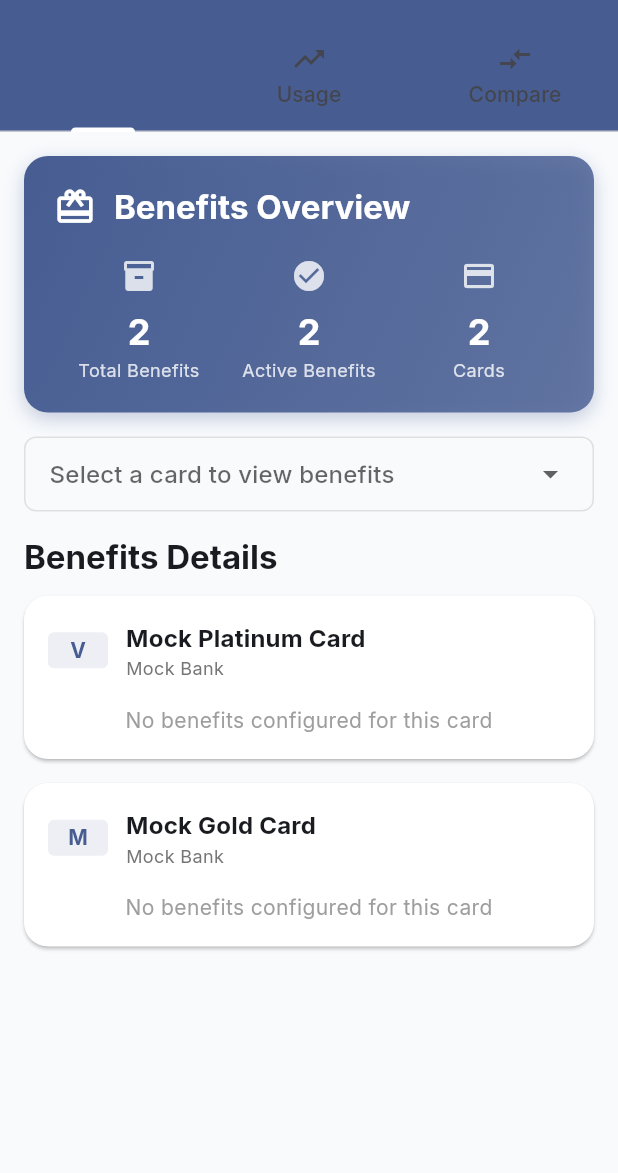
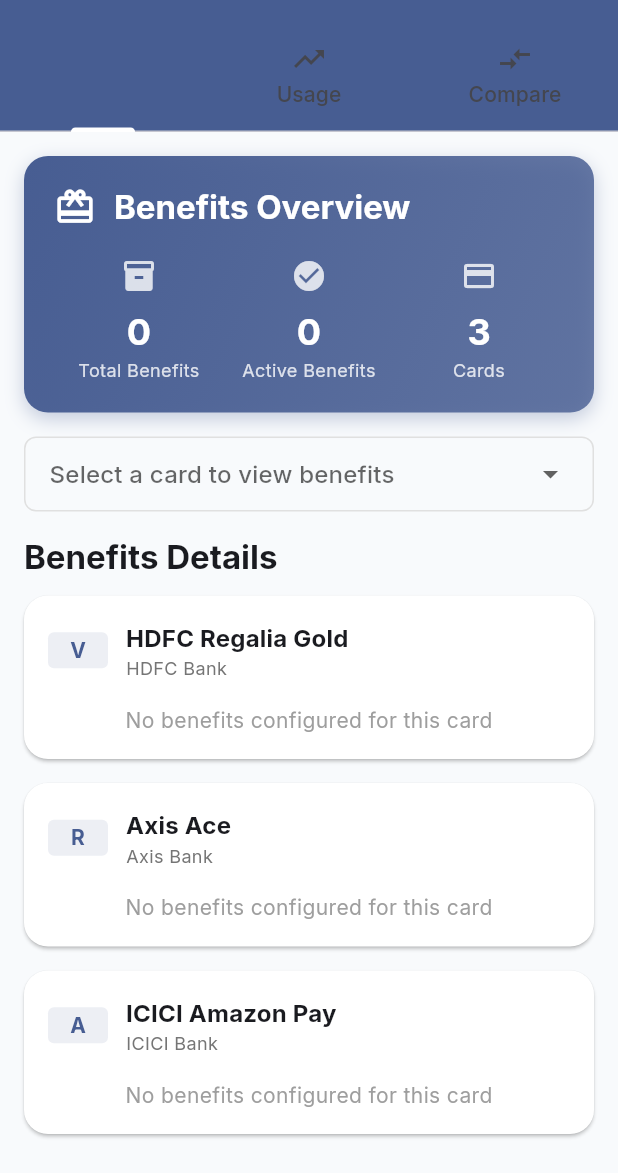
Before and after one commit to shantanuchandra/cardcompass, a Flutter app: the screen it shows after launch, after a tap on "Continue as Guest", after a tap on the "card giftcard" icon, on a phone screen of 412 x 824 dp, the part 63-1236 px from its top. Run offline on Flutter 3.47's test engine with Material 3 defaults, Android fonts, the phone set to English and light mode, and no system bars; our stand-ins replace csv, file_picker, fl_chart, flutter_animate, flutter_riverpod, flutter_staggered_animations and 7 more; missing offline and left inert: googleapis, syncfusion_flutter_pdf; accounts and stored records are empty; network calls fail.

Commit message:
Fix wrong auth-source reads blocking guest mode in 3 screens
Notifications (5 call sites), Benefits (setSelectedPeriod), and
Statements (2 call sites) all read Supabase.instance.client.auth.currentUser
directly instead of the app's authStateProvider, so their existing
mock-data fallback logic never triggered for guest users (whose session
lives only in authStateProvider, not a real Supabase session).

Also unifies Benefits' bespoke mock cards ("Mock Platinum Card"/"Mock
Gold Card") with the shared MockData set so guests see the same
HDFC/Axis/ICICI cards everywhere, spreads mock benefit usage across all
three cards instead of piling it onto cards.first, and wires the dead
'View' button on statement cards to a real detail dialog.

Co-Authored-By: Claude Sonnet 5 <noreply@anthropic.com>

```diff
--- a/lib/features/benefits/viewmodels/benefits_viewmodel.dart
+++ b/lib/features/benefits/viewmodels/benefits_viewmodel.dart
@@ -1,11 +1,12 @@
 import 'package:flutter_riverpod/flutter_riverpod.dart';
 import 'package:cardcompass/shared/models/credit_card.dart';
 import 'package:cardcompass/features/cards/providers/cards_provider.dart';
+import 'package:cardcompass/features/auth/providers/auth_provider.dart';
 import 'package:cardcompass/shared/models/benefit.dart';
 import 'package:cardcompass/shared/models/benefit_tracking.dart';
 import 'package:cardcompass/core/repositories/supabase_benefits_repository.dart';
 import 'package:cardcompass/core/repositories/supabase_benefit_tracking_repository.dart';
-import 'package:supabase_flutter/supabase_flutter.dart';
+import 'package:cardcompass/core/mock/mock_data.dart';
 
 /// Repository providers
 final supabaseBenefitsRepositoryProvider = Provider<SupabaseBenefitsRepository>((ref) {
@@ -251,63 +252,7 @@ class BenefitsViewModel extends StateNotifier<BenefitsViewState> {
 
   // Provide mock cards if real load fails or is empty
   List<CreditCard> _getMockCards(String userId) {
-    final now = DateTime.now();
-    final mockBenefits1 = [
-      Benefit(
-        id: 'b1',
-        categoryCode: 'dining',
-        name: '5% Dining Cashback',
-        description: 'On all Zomato and Swiggy orders.',
-        calculationMethod: 'percentage',
-        defaultValue: 5,
-        isActive: true,
-        createdAt: now,
-        updatedAt: now,
-      ),
-    ];
-    final mockBenefits2 = [
-      Benefit(
-        id: 'b2',
-        categoryCode: 'travel',
-        name: 'Airport Lounge Access',
-        description: '4 complimentary visits per year.',
-        calculationMethod: 'boolean',
-        defaultValue: 1,
-        isActive: true,
-        createdAt: now,
-        updatedAt: now,
-      ),
-    ];
-    return [
-      CreditCard(
-        id: 'mock1',
-        userId: userId,
-        cardName: 'Mock Platinum Card',
-        bankName: 'Mock Bank',
-        cardNumber: '1234',
-        network: CardNetwork.visa,
-        type: CardType.credit,
-        issuedDate: now.subtract(const Duration(days: 365)),
-        expiryDate: now.add(const Duration(days: 365 * 4)),
-        createdAt: now,
-        updatedAt: now,
-        benefits: mockBenefits1,
-      ),
-      CreditCard(
-        id: 'mock2',
-        userId: userId,
-        cardName: 'Mock Gold Card',
-        bankName: 'Mock Bank',
-        cardNumber: '5678',
-        network: CardNetwork.mastercard,
-        type: CardType.credit,
-        issuedDate: now.subtract(const Duration(days: 730)),
-        expiryDate: now.add(const Duration(days: 365 * 3)),
-        createdAt: now,
-        updatedAt: now,
-        benefits: mockBenefits2,
-      ),
-    ];
+    return MockData.creditCards();
   }
 
   /// Set selected card
@@ -319,10 +264,10 @@ class BenefitsViewModel extends StateNotifier<BenefitsViewState> {
   void setSelectedPeriod(String period) {
     state = state.copyWith(selectedPeriod: period);
     // Reload analytics and tracking data with new period
-    final currentUser = Supabase.instance.client.auth.currentUser;
-    if (currentUser != null) {
-      _loadBenefitAnalytics(currentUser.id);
-      _loadBenefitTracking(currentUser.id);
+    final user = _ref.read(authStateProvider).user;
+    if (user != null) {
+      _loadBenefitAnalytics(user.id);
+      _loadBenefitTracking(user.id);
     }
   }
 
@@ -405,9 +350,12 @@ class BenefitsViewModel extends StateNotifier<BenefitsViewState> {
     ];
   }
 
-  /// Generate mock usage data
+  /// Generate mock usage data, spread across the available cards so
+  /// benefit usage doesn't all pile onto a single card.
   List<BenefitUsage> _generateMockUsageData(List<CreditCard> cards) {
     if (cards.isEmpty) return [];
+
+    final cardForIndex = (int i) => cards[i % cards.length].id;
 
     return [
       BenefitUsage(
@@ -415,21 +363,21 @@ class BenefitsViewModel extends StateNotifier<BenefitsViewState> {
         description: 'Zomato order',
         amountSaved: 150.0,
         usageDate: DateTime.now().subtract(const Duration(days: 1)),
-        cardId: cards.first.id,
+        cardId: cardForIndex(0),
       ),
       BenefitUsage(
         benefitName: 'Fuel Rewards',
         description: 'Shell petrol station',
         amountSaved: 75.0,
         usageDate: DateTime.now().subtract(const Duration(days: 2)),
-        cardId: cards.first.id,
+        cardId: cardForIndex(1),
       ),
       BenefitUsage(
         benefitName: 'Online Shopping',
         description: 'Amazon purchase',
         amountSaved: 200.0,
         usageDate: DateTime.now().subtract(const Duration(days: 3)),
-        cardId: cards.first.id,
+        cardId: cardForIndex(2),
       ),
     ];
   }
```
Also changed, not shown: lib/features/notifications/presentation/screens/notifications_screen.dart (+6 -6 lines), lib/features/statements/presentation/screens/statements_screen.dart (+27 -5 lines).
